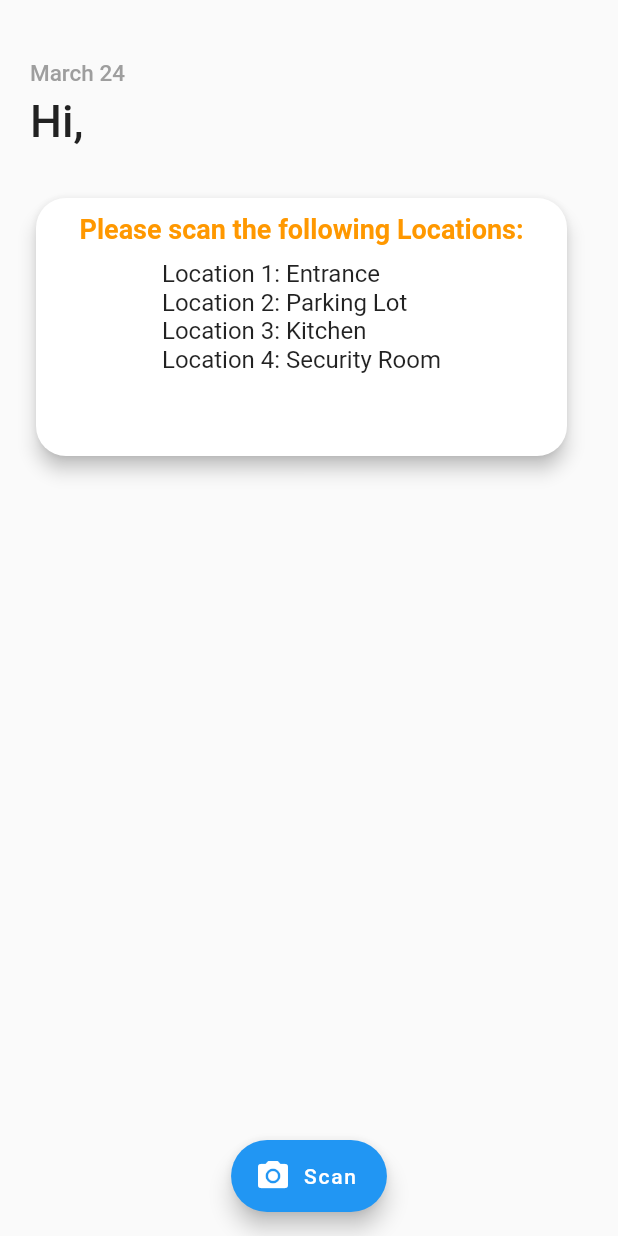
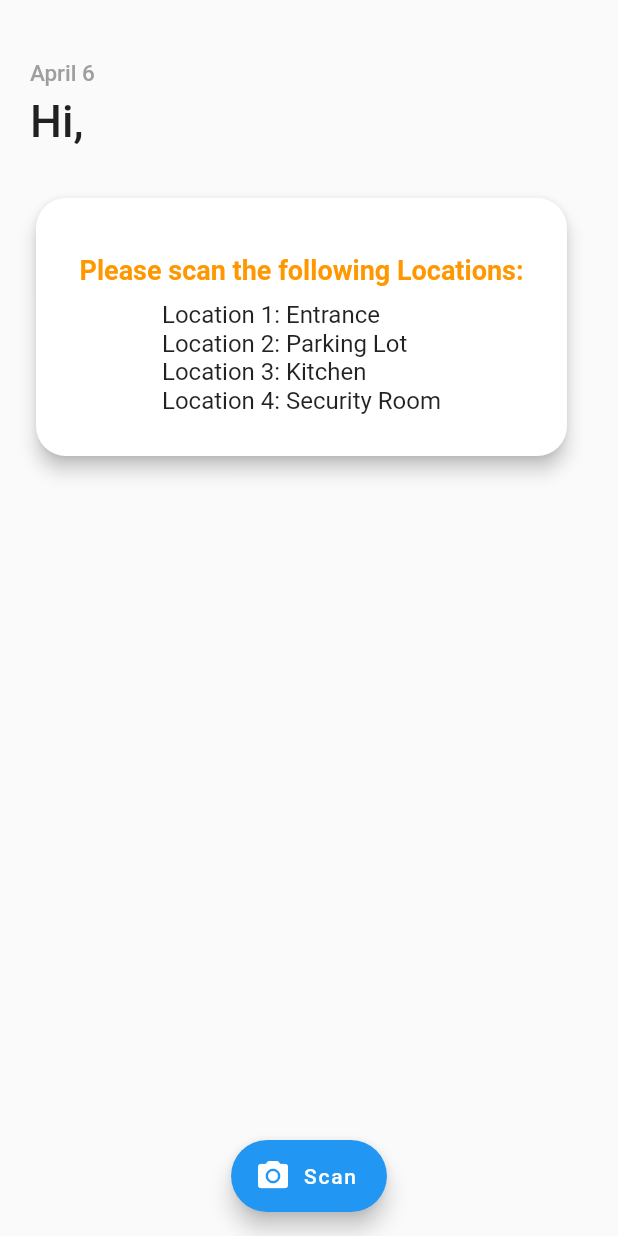
Before and after one commit to andres-alba/alba-security, a Flutter app: the ScanScreen screen opened by its route, on a phone screen of 412 x 824 dp. Run offline on Flutter 3.47's test engine with Material 2 defaults, Android fonts, the phone set to English and light mode, and no system bars; our stand-ins replace animated_text_kit, cloud_firestore, firebase_auth, firebase_core, geolocator, google_fonts and 1 more; missing offline and left inert: barcode_scan, geocoder; accounts and stored records are empty.

Commit message:
modified Date in admin and scan pages

```diff
--- a/lib/constants.dart
+++ b/lib/constants.dart
@@ -1,4 +1,5 @@
 import 'package:flutter/material.dart';
+import 'package:intl/intl.dart';
 
 const kSendButtonTextStyle = TextStyle(
   color: Colors.lightBlueAccent,
@@ -36,3 +37,7 @@ const kTextFieldDecoration = InputDecoration(
     borderRadius: BorderRadius.all(Radius.circular(32.0)),
   ),
 );
+
+final now = DateTime.now();
+final today = DateTime(now.year, now.month, now.day);
+final monthDay = DateFormat.MMMMd().format(today);
--- a/lib/screens/scan_screen.dart
+++ b/lib/screens/scan_screen.dart
@@ -9,6 +9,7 @@ import 'package:alba_security/components/alert_message.dart';
 import 'package:geocoder/geocoder.dart';
 import 'package:geolocator/geolocator.dart';
 import 'package:google_fonts/google_fonts.dart';
+import 'package:alba_security/constants.dart';
 
 class ScanScreen extends StatefulWidget {
   static const String id = 'scan_screen';
@@ -142,7 +143,7 @@ class _ScanScreenState extends State<ScanScreen> {
           children: [
             SizedBox(height: 20.0),
             Text(
-              'March 24',
+              '$monthDay',
               style: GoogleFonts.roboto(
                   color: Colors.grey,
                   fontWeight: FontWeight.w500,
@@ -160,6 +161,7 @@ class _ScanScreenState extends State<ScanScreen> {
             Container(
               padding: EdgeInsets.fromLTRB(0.0, 10.0, 10.0, 10.0),
               height: 200.0,
+              width: 500.0,
               child: Card(
                 elevation: 5.0,
                 shape: RoundedRectangleBorder(
@@ -178,6 +180,10 @@ class _ScanScreenState extends State<ScanScreen> {
                       'Location 1: Entrance\nLocation 2: Parking Lot\nLocation 3: Kitchen\nLocation 4: Security Room',
                       style: GoogleFonts.roboto(fontSize: 16.0),
                     ),
+                  ],
+                ),
+              ),
+            ),
             SizedBox(height: 20.0),
             Expanded(
               child: ListView.builder(
@@ -192,10 +198,6 @@ class _ScanScreenState extends State<ScanScreen> {
           ],
         ),
       ),
-            ),
-          ],
-        ),
-      ),
       floatingActionButton: FloatingActionButton.extended(
         icon: Icon(Icons.camera_alt),
         label: Text("Scan"),
```
Also changed, not shown: lib/screens/admin_screen.dart (+36 -8 lines). Lines whose indentation alone changed are shown as unchanged.
